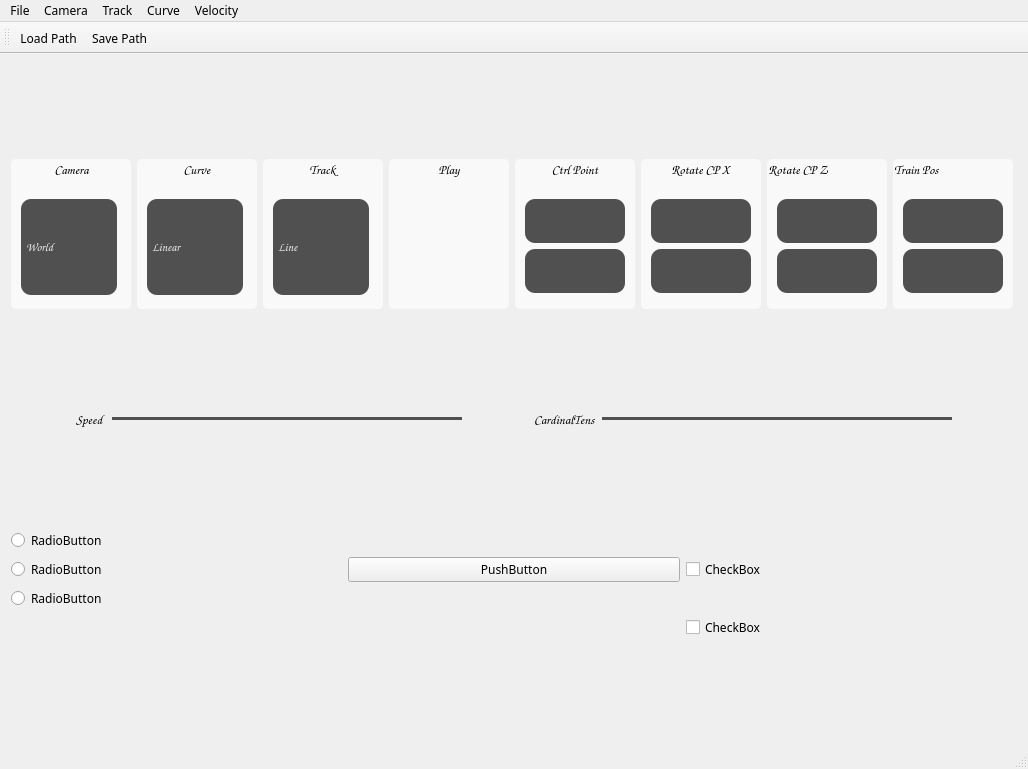
The window that Roller Coaster/AppMain.ui (okh8609/CG_Project3_RollerCoaster) describes before a commit, drawn with Qt 5.
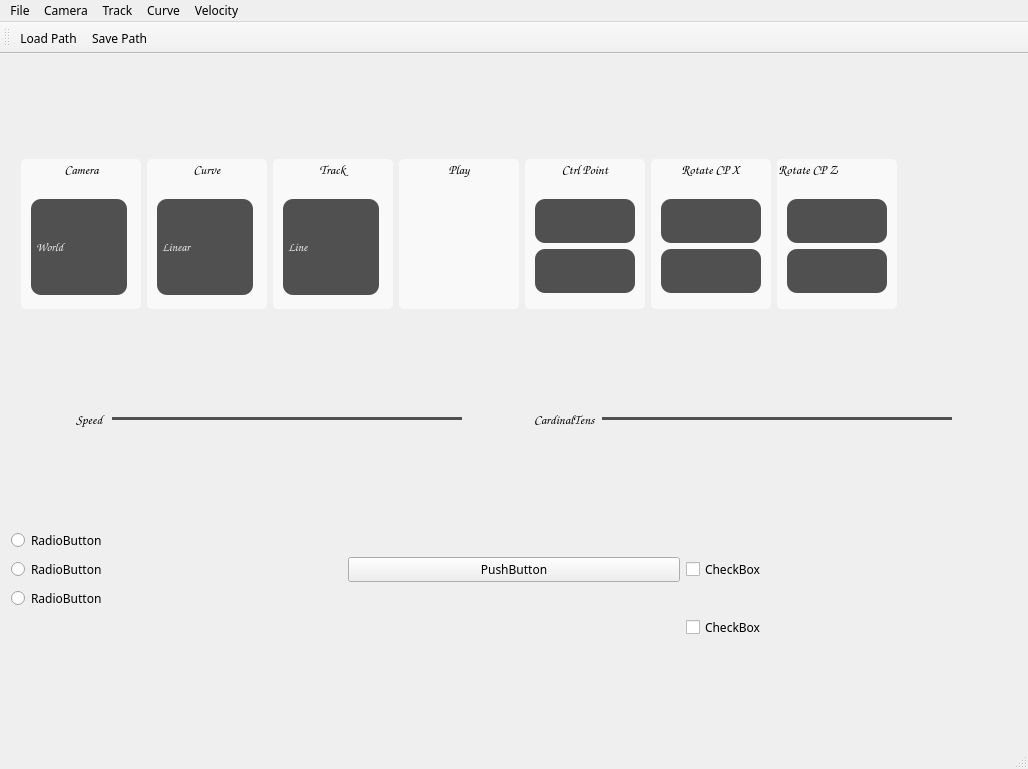
The same window after the commit. Icons and pictures are not drawn.

What changed in the file:
```diff
--- a/Roller Coaster/AppMain.ui
+++ b/Roller Coaster/AppMain.ui
@@ -956,103 +956,6 @@
         </widget>
        </widget>
       </item>
-      <item>
-       <widget class="QGroupBox" name="groupBox_4">
-        <property name="minimumSize">
-         <size>
-          <width>120</width>
-          <height>150</height>
-         </size>
-        </property>
-        <property name="maximumSize">
-         <size>
-          <width>200</width>
-          <height>150</height>
-         </size>
-        </property>
-        <property name="font">
-         <font>
-          <family>Comic Sans MS</family>
-          <pointsize>10</pointsize>
-          <weight>75</weight>
-          <bold>true</bold>
-         </font>
-        </property>
-        <property name="styleSheet">
-         <string notr="true">background-color: rgb(249, 249, 249);
-border-radius: 5px;</string>
-        </property>
-        <property name="title">
-         <string>Train Pos</string>
-        </property>
-        <widget class="QPushButton" name="trainPosForward">
-         <property name="geometry">
-          <rect>
-           <x>10</x>
-           <y>40</y>
-           <width>100</width>
-           <height>44</height>
-          </rect>
-         </property>
-         <property name="sizePolicy">
-          <sizepolicy hsizetype="Minimum" vsizetype="Minimum">
-           <horstretch>0</horstretch>
-           <verstretch>0</verstretch>
-          </sizepolicy>
-         </property>
-         <property name="styleSheet">
-          <string notr="true">QPushButton {
-	background-color: rgb(80, 80, 80);
-	color: rgb(240, 240, 240);
-    border-radius: 10px;
-}
-
-QPushButton:pressed {
-	background-color: qradialgradient(spread:pad, cx:0.5, cy:0.5, radius:0.5, fx:0.5, fy:0.5, stop:0 rgba(172, 172, 172, 255), stop:1 rgba(0, 0, 0, 203));
-     padding-top: 10px;
-     padding-left: 5px;
-}</string>
-         </property>
-         <property name="text">
-          <string/>
-         </property>
-         <property name="icon">
-          <iconset resource="AppMain.qrc">
-           <normaloff>:/AppMain/madd.png</normaloff>:/AppMain/madd.png</iconset>
-         </property>
-        </widget>
-        <widget class="QPushButton" name="trainPosBackward">
-         <property name="geometry">
-          <rect>
-           <x>10</x>
-           <y>90</y>
-           <width>100</width>
-           <height>44</height>
-          </rect>
-         </property>
-         <property name="styleSheet">
-          <string notr="true">QPushButton {
-	background-color: rgb(80, 80, 80);
-	color: rgb(240, 240, 240);
-    border-radius: 10px;
-}
-
-QPushButton:pressed {
-	background-color: qradialgradient(spread:pad, cx:0.5, cy:0.5, radius:0.5, fx:0.5, fy:0.5, stop:0 rgba(172, 172, 172, 255), stop:1 rgba(0, 0, 0, 203));
-     padding-top: 10px;
-     padding-left: 5px;
-}</string>
-         </property>
-         <property name="text">
-          <string/>
-         </property>
-         <property name="icon">
-          <iconset resource="AppMain.qrc">
-           <normaloff>:/AppMain/mdelete.png</normaloff>:/AppMain/mdelete.png</iconset>
-         </property>
-        </widget>
-       </widget>
-      </item>
       <item>
        <spacer name="horizontalSpacer_2">
         <property name="minimumSize">
```
